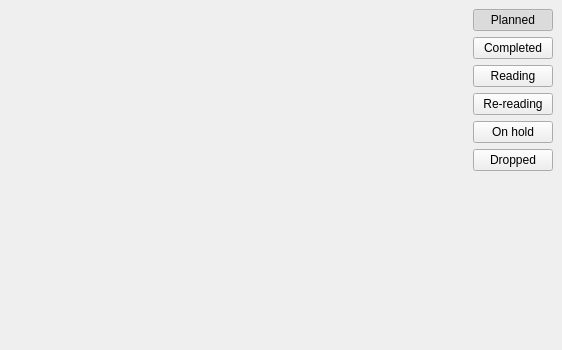
Above: data/ui/widgets/library.ui from brandonzorn/Nlight before the change. Below: the same form after it.
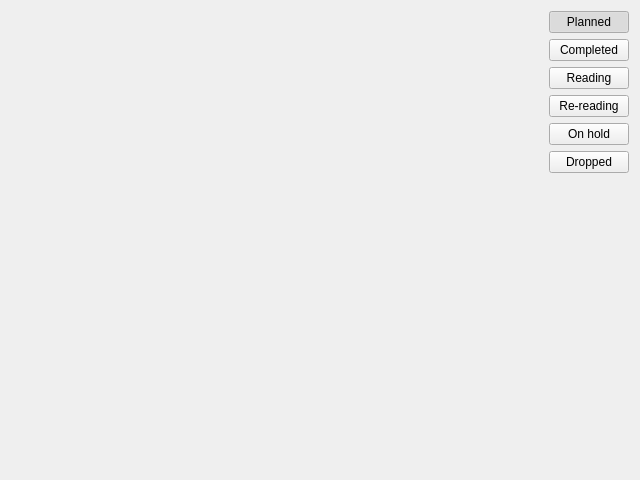
That is the form after the change. Custom widgets are drawn as their Qt base class.

Commit message: feat: update library page ui

What changed in the file:
```diff
--- a/data/ui/widgets/library.ui
+++ b/data/ui/widgets/library.ui
@@ -6,40 +6,56 @@
    <rect>
     <x>0</x>
     <y>0</y>
-    <width>562</width>
-    <height>350</height>
+    <width>640</width>
+    <height>480</height>
    </rect>
   </property>
   <property name="locale">
    <locale language="English" country="UnitedStates"/>
   </property>
   <layout class="QHBoxLayout" name="horizontalLayout">
-   <property name="leftMargin">
-    <number>0</number>
-   </property>
-   <property name="topMargin">
-    <number>0</number>
-   </property>
-   <property name="rightMargin">
-    <number>0</number>
-   </property>
-   <property name="bottomMargin">
-    <number>0</number>
-   </property>
    <item>
-    <widget class="SimpleCardWidget" name="items_frame">
+    <widget class="QWidget" name="itemsWidget" native="true">
      <property name="sizePolicy">
       <sizepolicy hsizetype="Expanding" vsizetype="Expanding">
        <horstretch>0</horstretch>
        <verstretch>0</verstretch>
       </sizepolicy>
      </property>
-     <layout class="QVBoxLayout" name="items_layout"/>
+     <layout class="QVBoxLayout" name="items_layout">
+      <property name="spacing">
+       <number>0</number>
+      </property>
+      <property name="leftMargin">
+       <number>0</number>
+      </property>
+      <property name="topMargin">
+       <number>0</number>
+      </property>
+      <property name="rightMargin">
+       <number>0</number>
+      </property>
+      <property name="bottomMargin">
+       <number>0</number>
+      </property>
+     </layout>
     </widget>
    </item>
    <item>
-    <widget class="SimpleCardWidget" name="lists_frame">
+    <widget class="QWidget" name="libraryListsWidget" native="true">
      <layout class="QVBoxLayout" name="verticalLayout_2">
+      <property name="leftMargin">
+       <number>0</number>
+      </property>
+      <property name="topMargin">
+       <number>0</number>
+      </property>
+      <property name="rightMargin">
+       <number>0</number>
+      </property>
+      <property name="bottomMargin">
+       <number>0</number>
+      </property>
       <item>
        <widget class="PushButton" name="planned_btn">
         <property name="text">
@@ -145,18 +161,6 @@
    <extends>QPushButton</extends>
    <header>qfluentwidgets</header>
   </customwidget>
-  <customwidget>
-   <class>CardWidget</class>
-   <extends>QFrame</extends>
-   <header>qfluentwidgets</header>
-   <container>1</container>
-  </customwidget>
-  <customwidget>
-   <class>SimpleCardWidget</class>
-   <extends>CardWidget</extends>
-   <header>qfluentwidgets</header>
-   <container>1</container>
-  </customwidget>
  </customwidgets>
  <resources/>
  <connections/>
```
Left out of the diff: 18 changed lines with no effect on the pictures. The commit also changes 2 other files.
